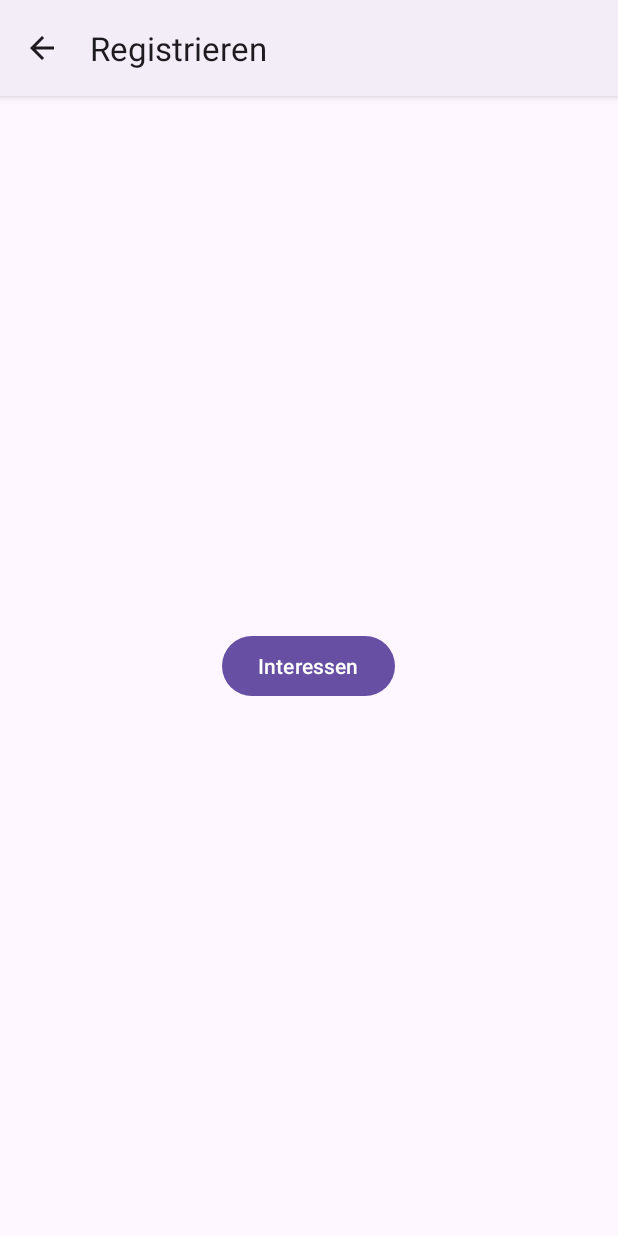
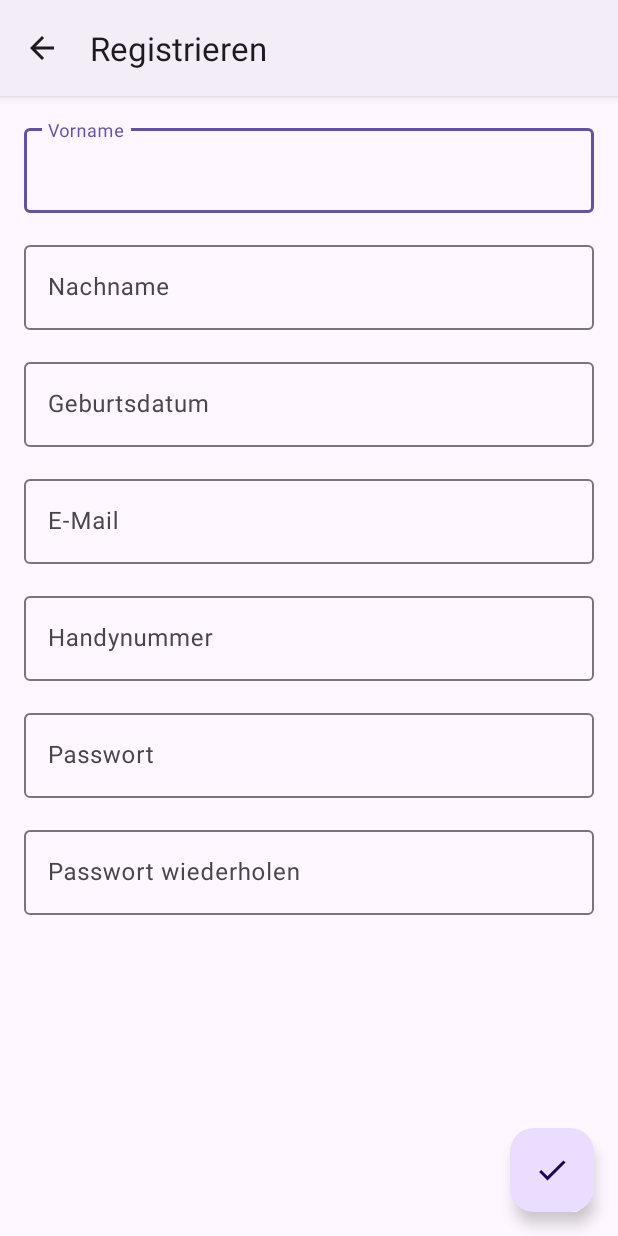
Before and after one commit to Sandlo/EventRadar, an Android app: the RegisterActivity screen opened directly, with no data from a screen before it, on a phone screen of 412 x 824 dp. Run offline under Robolectric (Android 15) with nearby library versions, the phone set to English and light mode, and no system bars.

Commit message:
Textfelder und Button

```diff
--- a/app/src/main/java/com/example/eventradar/activities/RegisterActivity.kt
+++ b/app/src/main/java/com/example/eventradar/activities/RegisterActivity.kt
@@ -2,15 +2,15 @@ package com.example.eventradar.activities
 
 import android.content.Intent
 import android.os.Bundle
-import android.widget.Button
 import com.example.eventradar.R
+import com.google.android.material.floatingactionbutton.FloatingActionButton
 
 class RegisterActivity : BaseActivity() {
     override fun onCreate(savedInstanceState: Bundle?) {
         super.onCreate(savedInstanceState)
         setContentView(R.layout.activity_register)
 
-        findViewById<Button>(R.id.dummy_button).setOnClickListener {
+        findViewById<FloatingActionButton>(R.id.floating_action_button).setOnClickListener {
             startActivity(Intent(this, InterestsActivity::class.java))
         }
     }
--- /dev/null
+++ b/app/src/main/res/drawable/ic_check.xml
@@ -0,0 +1,5 @@
+<vector android:height="24dp" android:tint="#000000"
+    android:viewportHeight="24" android:viewportWidth="24"
+    android:width="24dp" xmlns:android="http://schemas.android.com/apk/res/android">
+    <path android:fillColor="@android:color/white" android:pathData="M9,16.17L4.83,12l-1.42,1.41L9,19 21,7l-1.41,-1.41z"/>
+</vector>
--- a/app/src/main/res/layout/activity_register.xml
+++ b/app/src/main/res/layout/activity_register.xml
@@ -1,12 +1,100 @@
 <?xml version="1.0" encoding="utf-8"?>
 <RelativeLayout xmlns:android="http://schemas.android.com/apk/res/android"
+    xmlns:app="http://schemas.android.com/apk/res-auto"
     android:layout_width="match_parent"
     android:layout_height="match_parent">
 
-    <Button
-        android:id="@+id/dummy_button"
+    <LinearLayout
+        android:layout_width="match_parent"
+        android:layout_height="match_parent"
+        android:orientation="vertical"
+        android:padding="@dimen/full_padding">
+
+        <com.google.android.material.textfield.TextInputLayout
+            android:layout_width="match_parent"
+            android:layout_height="wrap_content"
+            android:layout_marginBottom="@dimen/full_padding"
+            android:hint="@string/name">
+
+            <com.google.android.material.textfield.TextInputEditText
+                android:layout_width="match_parent"
+                android:layout_height="wrap_content" />
+        </com.google.android.material.textfield.TextInputLayout>
+
+        <com.google.android.material.textfield.TextInputLayout
+            android:layout_width="match_parent"
+            android:layout_height="wrap_content"
+            android:layout_marginBottom="@dimen/full_padding"
+            android:hint="@string/surname">
+
+            <com.google.android.material.textfield.TextInputEditText
+                android:layout_width="match_parent"
+                android:layout_height="wrap_content" />
+        </com.google.android.material.textfield.TextInputLayout>
+
+        <com.google.android.material.textfield.TextInputLayout
+            android:layout_width="match_parent"
+            android:layout_height="wrap_content"
+            android:layout_marginBottom="@dimen/full_padding"
+            android:hint="@string/birthdate">
+
+            <com.google.android.material.textfield.TextInputEditText
+                android:layout_width="match_parent"
+                android:layout_height="wrap_content" />
+        </com.google.android.material.textfield.TextInputLayout>
+
+        <com.google.android.material.textfield.TextInputLayout
+            android:layout_width="match_parent"
+            android:layout_height="wrap_content"
+            android:layout_marginBottom="@dimen/full_padding"
+            android:hint="@string/mail">
+
+            <com.google.android.material.textfield.TextInputEditText
+                android:layout_width="match_parent"
+                android:layout_height="wrap_content" />
+        </com.google.android.material.textfield.TextInputLayout>
+
+        <com.google.android.material.textfield.TextInputLayout
+            android:layout_width="match_parent"
+            android:layout_height="wrap_content"
+            android:layout_marginBottom="@dimen/full_padding"
+            android:hint="@string/phone">
+
+            <com.google.android.material.textfield.TextInputEditText
+                android:layout_width="match_parent"
+                android:layout_height="wrap_content" />
+        </com.google.android.material.textfield.TextInputLayout>
+
+        <com.google.android.material.textfield.TextInputLayout
+            android:layout_width="match_parent"
+            android:layout_height="wrap_content"
+            android:layout_marginBottom="@dimen/full_padding"
+            android:hint="@string/password">
+
+            <com.google.android.material.textfield.TextInputEditText
+                android:layout_width="match_parent"
+                android:layout_height="wrap_content" />
+        </com.google.android.material.textfield.TextInputLayout>
+
+        <com.google.android.material.textfield.TextInputLayout
+            android:layout_width="match_parent"
+            android:layout_height="wrap_content"
+            android:layout_marginBottom="@dimen/full_padding"
+            android:hint="@string/repeat_password">
+
+            <com.google.android.material.textfield.TextInputEditText
+                android:layout_width="match_parent"
+                android:layout_height="wrap_content" />
+        </com.google.android.material.textfield.TextInputLayout>
+    </LinearLayout>
+
+    <com.google.android.material.floatingactionbutton.FloatingActionButton
+        android:id="@+id/floating_action_button"
         android:layout_width="wrap_content"
         android:layout_height="wrap_content"
-        android:text="@string/title_interests"
-        android:layout_centerInParent="true" />
+        android:layout_alignParentEnd="true"
+        android:layout_alignParentBottom="true"
+        android:layout_margin="@dimen/full_padding"
+        android:contentDescription="@string/title_interests"
+        app:srcCompat="@drawable/ic_check" />
 </RelativeLayout>
--- a/app/src/main/res/values/strings.xml
+++ b/app/src/main/res/values/strings.xml
@@ -10,6 +10,14 @@
     <string name="title_register">Registrieren</string>
     <string name="title_login">Anmelden</string>
     <string name="title_account">Konto</string>
+
+    <string name="name">Vorname</string>
+    <string name="surname">Nachname</string>
+    <string name="birthdate">Geburtsdatum</string>
+    <string name="mail">E-Mail</string>
+    <string name="phone">Handynummer</string>
+    <string name="password">Passwort</string>
+    <string name="repeat_password">Passwort wiederholen</string>
 
     <string name="title">Titel</string>
     <string name="date">Datum</string>
```
